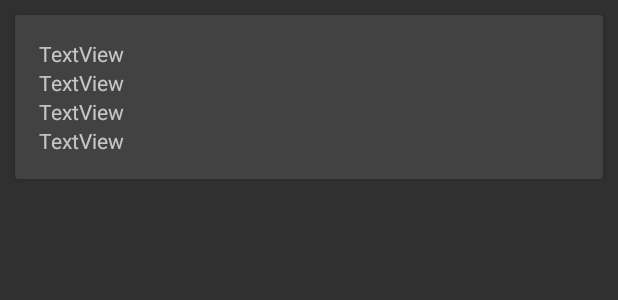
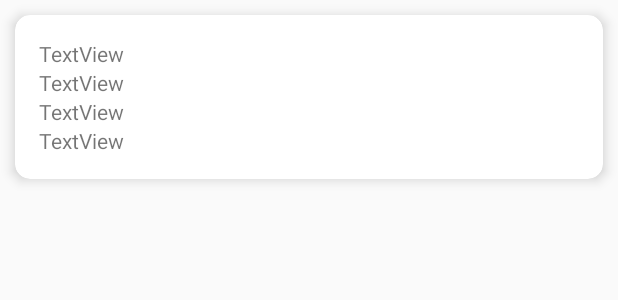
Before and after one commit to moefsaadi/Kotlin-Adventure, an Android app: the layout single_post.xml on its own in the app's theme, with its tools: preview values and no code run, on a phone screen of 412 x 824 dp. Shown: the top 300 px of the screen. Run offline under Robolectric (Android 15) with nearby library versions, the phone set to English and light mode, and no system bars.

Commit message:
Added CardView Backgrounds & Changed App Theme

```diff
--- a/app/build.gradle
+++ b/app/build.gradle
@@ -59,4 +59,7 @@ dependencies {
 
     //recyclerview
     implementation 'androidx.recyclerview:recyclerview:1.1.0'
+
+    //material
+    implementation 'com.google.android.material:material:1.0.0-alpha1'
 }
--- a/app/src/main/AndroidManifest.xml
+++ b/app/src/main/AndroidManifest.xml
@@ -15,7 +15,7 @@
         android:label="@string/app_name"
         android:roundIcon="@mipmap/ic_launcher_round"
         android:supportsRtl="true"
-        android:theme="@style/Theme.AppCompat"
+        android:theme="@style/Theme.AppCompat.DayNight"
         tools:targetApi="31">
         <activity
             android:name=".MainActivity"
--- a/app/src/main/java/com/example/kotlinmigration/MainActivity.kt
+++ b/app/src/main/java/com/example/kotlinmigration/MainActivity.kt
@@ -32,15 +32,16 @@ class MainActivity : AppCompatActivity() {
         var list = listOf<PostsJsonItem>()
 
 
-
         val recyclerView: RecyclerView = findViewById(R.id.recyclerView)
         recyclerView.layoutManager = LinearLayoutManager(this)
 
         myProgress.visibility = View.INVISIBLE
 
+        //Button click runs API call below
         myButton.setOnClickListener {
             myButton.visibility = View.INVISIBLE
             myProgress.visibility = View.VISIBLE
+
 
 
             val retrofit = Retrofit.Builder()
@@ -73,4 +74,5 @@ class MainActivity : AppCompatActivity() {
 
         }
     }
+
 }
--- a/app/src/main/res/layout/activity_main.xml
+++ b/app/src/main/res/layout/activity_main.xml
@@ -11,7 +11,9 @@
         android:layout_width="match_parent"
         android:layout_height="wrap_content"
         android:layout_marginTop="320dp"
-        android:text="Button Test"
+        android:text="API Call"
+        android:textColor="@color/white"
+        android:background="@color/black"
         app:layout_constraintStart_toStartOf="parent"
         app:layout_constraintTop_toTopOf="parent" />
 
--- a/app/src/main/res/layout/single_post.xml
+++ b/app/src/main/res/layout/single_post.xml
@@ -5,7 +5,9 @@
     xmlns:tools="http://schemas.android.com/tools"
     android:layout_width="match_parent"
     android:layout_height="wrap_content"
-    android:layout_margin="10dp">
+    android:layout_margin="10dp"
+    app:cardCornerRadius="10dp"
+    app:cardElevation="5dp">
 
     <androidx.constraintlayout.widget.ConstraintLayout
         android:layout_width="match_parent"
```
Also changed, not shown: app/src/main/java/com/example/kotlinmigration/MyAdapter.kt (+4 -3 lines), app/src/main/res/drawable/background1.xml (added, +7 -0 lines), app/src/main/res/drawable/background2.xml (added, +7 -0 lines).
